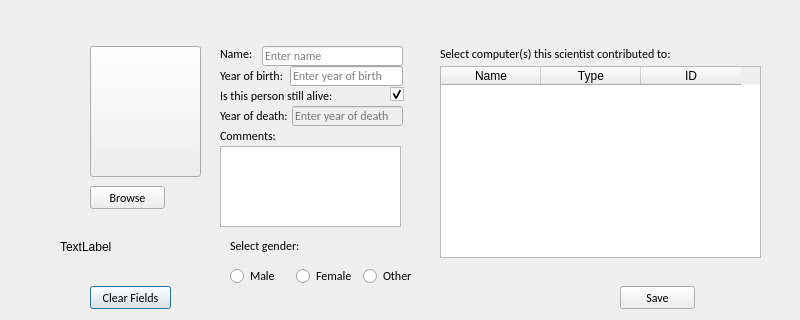
This is Hopur21Verkefni/MyComputerScienceList/ui/addcomputerscientist.ui in Hopur21/Hopur21 as Qt 5 draws it before an edit. The edited form follows.
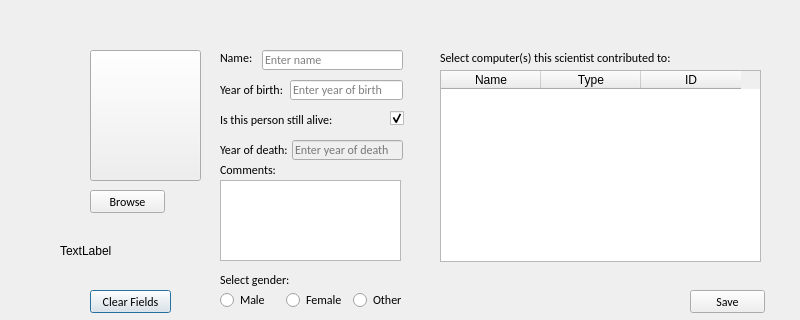
This is the edited form. Icons and pictures are not drawn.

```diff
--- a/Hopur21Verkefni/MyComputerScienceList/ui/addcomputerscientist.ui
+++ b/Hopur21Verkefni/MyComputerScienceList/ui/addcomputerscientist.ui
@@ -33,7 +33,7 @@
    <property name="geometry">
     <rect>
      <x>0</x>
-     <y>-4</y>
+     <y>0</y>
      <width>786</width>
      <height>321</height>
     </rect>
@@ -63,7 +63,7 @@
     <property name="geometry">
      <rect>
       <x>292</x>
-      <y>110</y>
+      <y>140</y>
       <width>111</width>
       <height>20</height>
      </rect>
@@ -109,7 +109,7 @@
     <property name="geometry">
      <rect>
       <x>390</x>
-      <y>90</y>
+      <y>110</y>
       <width>21</width>
       <height>17</height>
      </rect>
@@ -125,7 +125,7 @@
     <property name="geometry">
      <rect>
       <x>290</x>
-      <y>70</y>
+      <y>80</y>
       <width>113</width>
       <height>20</height>
      </rect>
@@ -145,7 +145,7 @@
    <widget class="QPushButton" name="pushButton_Addscientist_save">
     <property name="geometry">
      <rect>
-      <x>620</x>
+      <x>690</x>
       <y>290</y>
       <width>75</width>
       <height>23</height>
@@ -218,7 +218,7 @@
     <property name="geometry">
      <rect>
       <x>220</x>
-      <y>70</y>
+      <y>80</y>
       <width>71</width>
       <height>20</height>
      </rect>
@@ -236,7 +236,7 @@
     <property name="geometry">
      <rect>
       <x>220</x>
-      <y>90</y>
+      <y>110</y>
       <width>121</width>
       <height>20</height>
      </rect>
@@ -254,7 +254,7 @@
     <property name="geometry">
      <rect>
       <x>220</x>
-      <y>110</y>
+      <y>140</y>
       <width>71</width>
       <height>20</height>
      </rect>
@@ -272,7 +272,7 @@
     <property name="geometry">
      <rect>
       <x>220</x>
-      <y>130</y>
+      <y>160</y>
       <width>121</width>
       <height>20</height>
      </rect>
@@ -289,8 +289,8 @@
    <widget class="QLabel" name="label_selectGender">
     <property name="geometry">
      <rect>
-      <x>230</x>
-      <y>240</y>
+      <x>220</x>
+      <y>270</y>
       <width>121</width>
       <height>20</height>
      </rect>
@@ -368,7 +368,7 @@
     <property name="geometry">
      <rect>
       <x>280</x>
-      <y>130</y>
+      <y>160</y>
       <width>141</width>
       <height>20</height>
      </rect>
@@ -436,8 +436,8 @@
    <widget class="QWidget" name="layoutWidget">
     <property name="geometry">
      <rect>
-      <x>230</x>
-      <y>270</y>
+      <x>220</x>
+      <y>290</y>
       <width>193</width>
       <height>20</height>
      </rect>
@@ -485,7 +485,7 @@
     <property name="geometry">
      <rect>
       <x>220</x>
-      <y>150</y>
+      <y>180</y>
       <width>181</width>
       <height>81</height>
      </rect>
```
